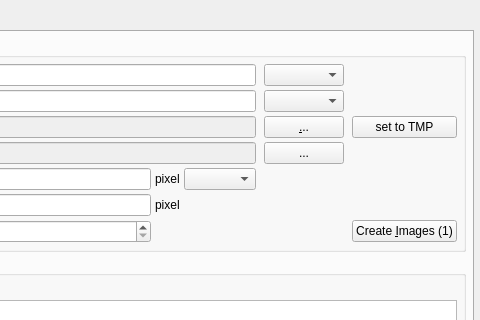
This is src/CreateMovieDlg4.ui in mneuroth/MinDia as Qt 5 draws it before an edit; both pictures show x 272 to 752 and y 0 to 320 of the 752 by 788 pixel window. The edited form follows.
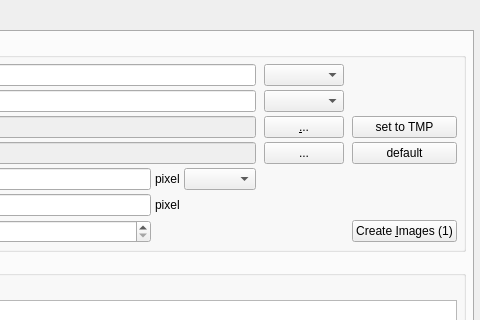
This is the edited form.

Commit message: Added button to set ffmpeg default path

The edit to the form file:
```diff
--- a/src/CreateMovieDlg4.ui
+++ b/src/CreateMovieDlg4.ui
@@ -240,19 +240,6 @@
             </property>
            </spacer>
           </item>
-          <item row="3" column="6" colspan="2">
-           <spacer name="horizontalSpacer_7">
-            <property name="orientation">
-             <enum>Qt::Horizontal</enum>
-            </property>
-            <property name="sizeHint" stdset="0">
-             <size>
-              <width>40</width>
-              <height>20</height>
-             </size>
-            </property>
-           </spacer>
-          </item>
           <item row="1" column="5">
            <widget class="QComboBox" name="m_pMovieExtension"/>
           </item>
@@ -276,6 +263,13 @@
             </property>
            </widget>
           </item>
+          <item row="3" column="7">
+           <widget class="QPushButton" name="pushButton">
+            <property name="text">
+             <string>default</string>
+            </property>
+           </widget>
+          </item>
          </layout>
         </widget>
        </item>
```
Left out of the diff: 69 changed lines with no effect on the pictures. The commit also changes 2 other files.
